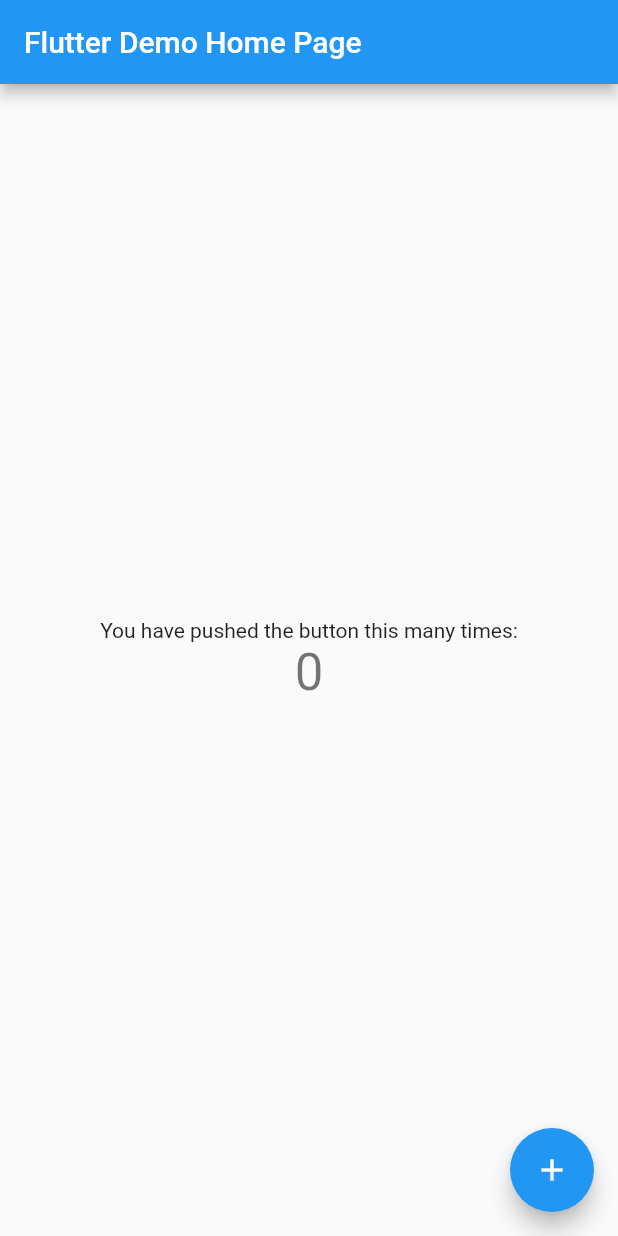
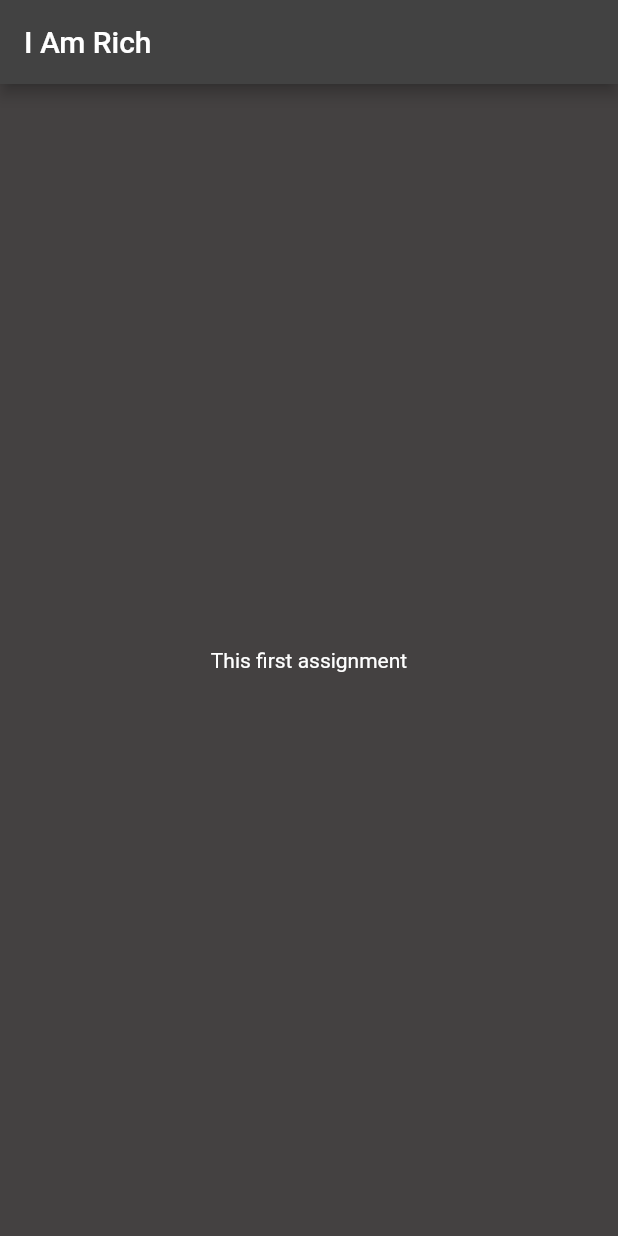
Before and after one commit to HeratUni-CS/i-am-rich-Bashir-Danish, a Flutter app: the screen it shows after launch, on a phone screen of 412 x 824 dp. Run offline on Flutter 3.47's test engine with Material 2 defaults, Android fonts, the phone set to English and light mode, and no system bars.

Commit message:
add Text in center

```diff
--- /dev/null
+++ b/i_am_rich/lib/HomePage.dart
@@ -0,0 +1,26 @@
+import 'package:flutter/material.dart';
+
+class HomePage extends StatelessWidget {
+  const HomePage({super.key});
+
+  @override
+  Widget build(BuildContext context) {
+    return Scaffold(
+      appBar: AppBar(
+        backgroundColor: Colors.grey[800],
+        title: const Text('I Am Rich'),
+      ),
+      body: Center(
+        child: Column(
+          mainAxisAlignment: MainAxisAlignment.center,
+          children: const [
+            Text(
+              'This first assignment',
+              style: TextStyle(color: Colors.white),
+            ),
+          ],
+        ),
+      ),
+    );
+  }
+}
--- a/i_am_rich/lib/main.dart
+++ b/i_am_rich/lib/main.dart
@@ -1,4 +1,5 @@
 import 'package:flutter/material.dart';
+import 'package:i_am_rich/HomePage.dart';
 
 void main() {
   runApp(const MyApp());
@@ -11,105 +12,11 @@ class MyApp extends StatelessWidget {
   @override
   Widget build(BuildContext context) {
     return MaterialApp(
-      title: 'Flutter Demo',
+      debugShowCheckedModeBanner: false,
+      title: 'I am rich',
       theme: ThemeData(
-        // This is the theme of your application.
-        //
-        // Try running your application with "flutter run". You'll see the
-        // application has a blue toolbar. Then, without quitting the app, try
-        // changing the primarySwatch below to Colors.green and then invoke
-        // "hot reload" (press "r" in the console where you ran "flutter run",
-        // or simply save your changes to "hot reload" in a Flutter IDE).
-        // Notice that the counter didn't reset back to zero; the application
-        // is not restarted.
-        primarySwatch: Colors.blue,
-      ),
-      home: const MyHomePage(title: 'Flutter Demo Home Page'),
+          scaffoldBackgroundColor: const Color.fromARGB(255, 68, 65, 65)),
+      home: const HomePage(),
     );
   }
 }
-
-class MyHomePage extends StatefulWidget {
-  const MyHomePage({super.key, required this.title});
-
-  // This widget is the home page of your application. It is stateful, meaning
-  // that it has a State object (defined below) that contains fields that affect
-  // how it looks.
-
-  // This class is the configuration for the state. It holds the values (in this
-  // case the title) provided by the parent (in this case the App widget) and
-  // used by the build method of the State. Fields in a Widget subclass are
-  // always marked "final".
-
-  final String title;
-
-  @override
-  State<MyHomePage> createState() => _MyHomePageState();
-}
-
-class _MyHomePageState extends State<MyHomePage> {
-  int _counter = 0;
-
-  void _incrementCounter() {
-    setState(() {
-      // This call to setState tells the Flutter framework that something has
-      // changed in this State, which causes it to rerun the build method below
-      // so that the display can reflect the updated values. If we changed
-      // _counter without calling setState(), then the build method would not be
-      // called again, and so nothing would appear to happen.
-      _counter++;
-    });
-  }
-
-  @override
-  Widget build(BuildContext context) {
-    // This method is rerun every time setState is called, for instance as done
-    // by the _incrementCounter method above.
-    //
-    // The Flutter framework has been optimized to make rerunning build methods
-    // fast, so that you can just rebuild anything that needs updating rather
-    // than having to individually change instances of widgets.
-    return Scaffold(
-      appBar: AppBar(
-        // Here we take the value from the MyHomePage object that was created by
-        // the App.build method, and use it to set our appbar title.
-        title: Text(widget.title),
-      ),
-      body: Center(
-        // Center is a layout widget. It takes a single child and positions it
-        // in the middle of the parent.
-        child: Column(
-          // Column is also a layout widget. It takes a list of children and
-          // arranges them vertically. By default, it sizes itself to fit its
-          // children horizontally, and tries to be as tall as its parent.
-          //
-          // Invoke "debug painting" (press "p" in the console, choose the
-          // "Toggle Debug Paint" action from the Flutter Inspector in Android
-          // Studio, or the "Toggle Debug Paint" command in Visual Studio Code)
-          // to see the wireframe for each widget.
-          //
-          // Column has various properties to control how it sizes itself and
-          // how it positions its children. Here we use mainAxisAlignment to
-          // center the children vertically; the main axis here is the vertical
-          // axis because Columns are vertical (the cross axis would be
-          // horizontal).
-          mainAxisAlignment: MainAxisAlignment.center,
-          children: <Widget>[
-            const Text(
-              'You have pushed the button this many times:',
-            ),
-            Text(
-              '$_counter',
-              style: Theme.of(context).textTheme.headlineMedium,
-            ),
-          ],
-        ),
-      ),
-      floatingActionButton: FloatingActionButton(
-        onPressed: _incrementCounter,
-        tooltip: 'Increment',
-        child: const Icon(Icons.add),
-      ), // This trailing comma makes auto-formatting nicer for build methods.
-    );
-  }
-}
```
